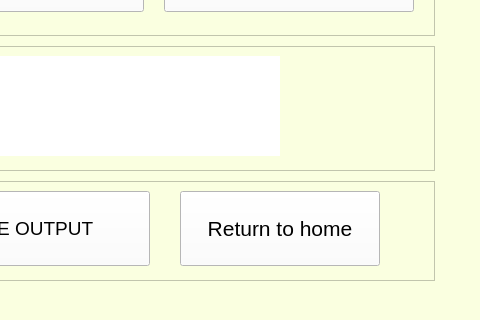
Qt form ui_files/output_drop_down_screen.ui (Ris-code/institutional_benchmarking_model) before a commit; both pictures show x 434 to 914 and y 212 to 532 of the 914 by 532 pixel window.
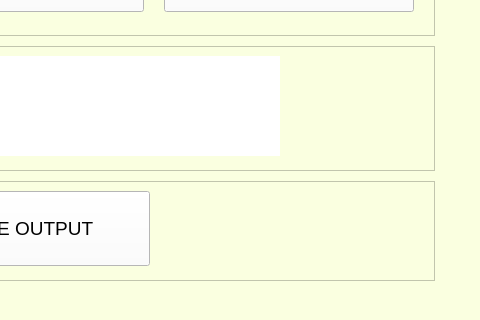
The same form after that commit.

Diff of the .ui file:
```diff
--- a/ui_files/output_drop_down_screen.ui
+++ b/ui_files/output_drop_down_screen.ui
@@ -513,46 +513,6 @@
         <string>GENERATE OUTPUT</string>
        </property>
       </widget>
-      <widget class="QPushButton" name="returnhome1">
-       <property name="geometry">
-        <rect>
-         <x>570</x>
-         <y>10</y>
-         <width>200</width>
-         <height>75</height>
-        </rect>
-       </property>
-       <property name="sizePolicy">
-        <sizepolicy hsizetype="Preferred" vsizetype="Preferred">
-         <horstretch>0</horstretch>
-         <verstretch>0</verstretch>
-        </sizepolicy>
-       </property>
-       <property name="minimumSize">
-        <size>
-         <width>200</width>
-         <height>75</height>
-        </size>
-       </property>
-       <property name="maximumSize">
-        <size>
-         <width>200</width>
-         <height>75</height>
-        </size>
-       </property>
-       <property name="font">
-        <font>
-         <family>Arial</family>
-         <pointsize>16</pointsize>
-        </font>
-       </property>
-       <property name="styleSheet">
-        <string notr="true">background-color:rgb(255, 255, 255)</string>
-       </property>
-       <property name="text">
-        <string>Return to home</string>
-       </property>
-      </widget>
      </widget>
     </item>
    </layout>
```
Left out of the diff: 2 changed lines with no effect on the pictures.
